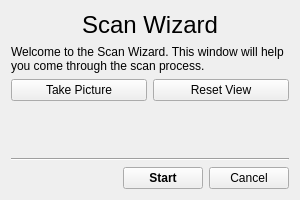
Qt form scanwizard.ui (erespebrn/Near_Field_Scanner_GUI) before a commit.
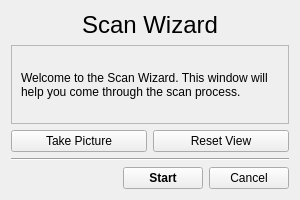
The same form after that commit.

Commit message: Data storage and pcb detection upgraded for scan wizard

Patch:
```diff
--- a/scanwizard.ui
+++ b/scanwizard.ui
@@ -11,9 +11,9 @@
    </rect>
   </property>
   <property name="sizePolicy">
-   <sizepolicy hsizetype="Minimum" vsizetype="Minimum">
-    <horstretch>0</horstretch>
-    <verstretch>0</verstretch>
+   <sizepolicy hsizetype="Expanding" vsizetype="Expanding">
+    <horstretch>200</horstretch>
+    <verstretch>200</verstretch>
    </sizepolicy>
   </property>
   <property name="minimumSize">
@@ -24,8 +24,8 @@
   </property>
   <property name="maximumSize">
    <size>
-    <width>2000</width>
-    <height>2000</height>
+    <width>300</width>
+    <height>500</height>
    </size>
   </property>
   <property name="windowTitle">
@@ -48,13 +48,32 @@
     </widget>
    </item>
    <item>
-    <widget class="QLabel" name="label_2">
-     <property name="text">
-      <string>Welcome to the Scan Wizard. This window will help you come through the scan process.</string>
-     </property>
-     <property name="wordWrap">
+    <widget class="QScrollArea" name="scrollArea">
+     <property name="widgetResizable">
       <bool>true</bool>
      </property>
+     <widget class="QWidget" name="scrollAreaWidgetContents">
+      <property name="geometry">
+       <rect>
+        <x>0</x>
+        <y>0</y>
+        <width>280</width>
+        <height>78</height>
+       </rect>
+      </property>
+      <layout class="QVBoxLayout" name="verticalLayout_3">
+       <item>
+        <widget class="QLabel" name="label_2">
+         <property name="text">
+          <string>Welcome to the Scan Wizard. This window will help you come through the scan process.</string>
+         </property>
+         <property name="wordWrap">
+          <bool>true</bool>
+         </property>
+        </widget>
+       </item>
+      </layout>
+     </widget>
     </widget>
    </item>
    <item>
@@ -75,19 +94,6 @@
      </item>
     </layout>
    </item>
-   <item>
-    <spacer name="verticalSpacer">
-     <property name="orientation">
-      <enum>Qt::Vertical</enum>
-     </property>
-     <property name="sizeHint" stdset="0">
-      <size>
-       <width>20</width>
-       <height>40</height>
-      </size>
-     </property>
-    </spacer>
-   </item>
    <item>
     <widget class="Line" name="line">
      <property name="orientation">
```
The commit also changes 7 other files.
